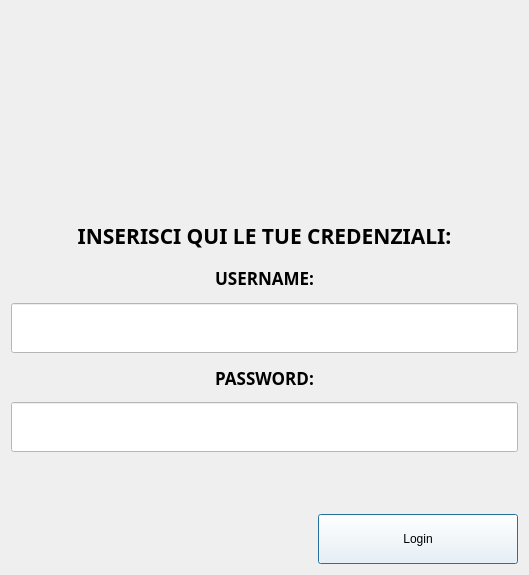
This is Progetto_C++/PCTeams/loginform/loginform.ui in matteoverzeroli/PAProject as Qt 5 draws it before an edit. The edited form follows.
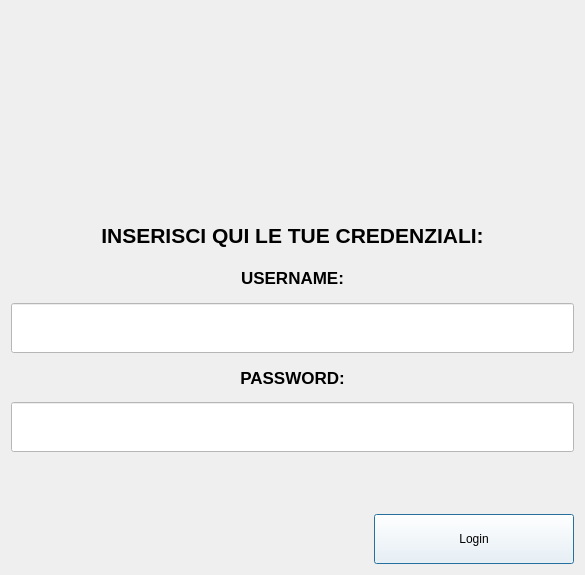
This is the edited form.

```diff
--- a/Progetto_C++/PCTeams/loginform/loginform.ui
+++ b/Progetto_C++/PCTeams/loginform/loginform.ui
@@ -6,7 +6,7 @@
    <rect>
     <x>0</x>
     <y>0</y>
-    <width>529</width>
+    <width>585</width>
     <height>575</height>
    </rect>
   </property>
@@ -43,7 +43,6 @@
     <widget class="QLabel" name="label">
      <property name="font">
       <font>
-       <family>Segoe UI Variable Small Semibol</family>
        <pointsize>16</pointsize>
        <bold>true</bold>
       </font>
@@ -66,7 +65,6 @@
     <widget class="QLabel" name="label_2">
      <property name="font">
       <font>
-       <family>Segoe UI Variable Small Semibol</family>
        <pointsize>13</pointsize>
        <bold>true</bold>
       </font>
@@ -114,7 +112,6 @@
     <widget class="QLabel" name="label_3">
      <property name="font">
       <font>
-       <family>Segoe UI Variable Text Semibold</family>
        <pointsize>13</pointsize>
        <bold>true</bold>
       </font>
@@ -168,7 +165,8 @@
      </property>
      <property name="font">
       <font>
-       <pointsize>20</pointsize>
+       <family>Segoe UI Variable Text Semibold</family>
+       <pointsize>15</pointsize>
       </font>
      </property>
      <property name="styleSheet">
@@ -177,6 +175,9 @@
      <property name="text">
       <string/>
      </property>
+     <property name="alignment">
+      <set>Qt::AlignCenter</set>
+     </property>
     </widget>
    </item>
    <item>
```
